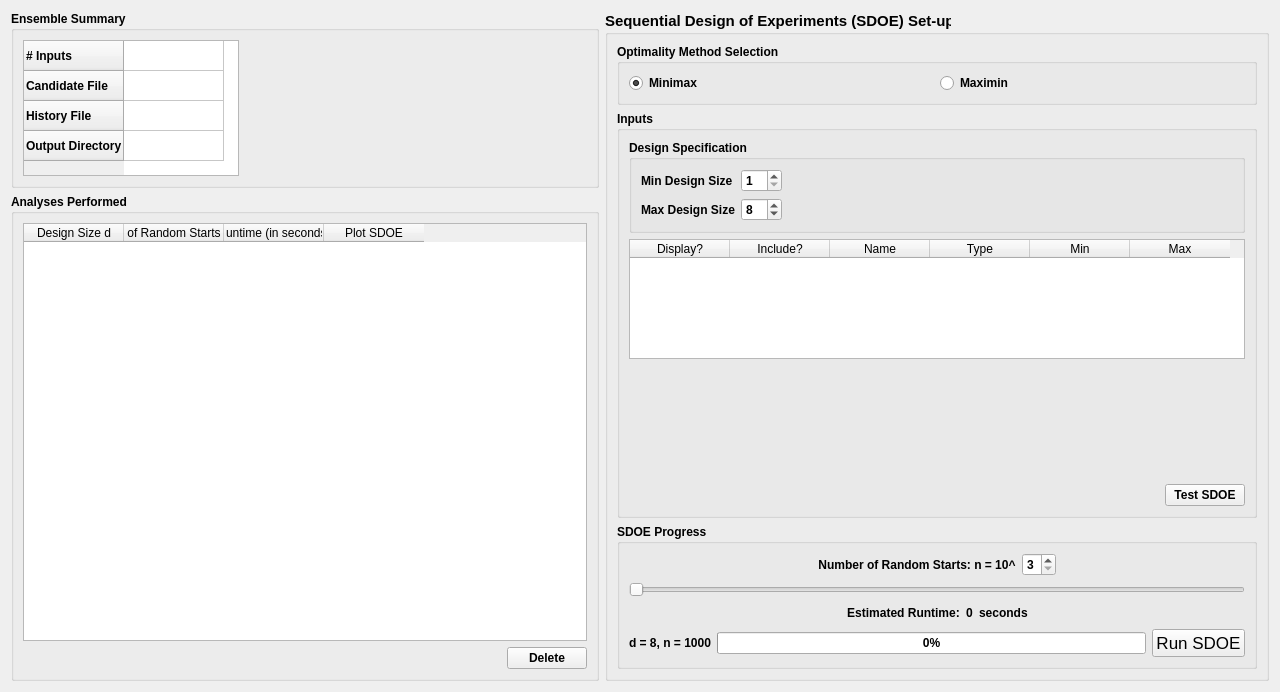
CCSI-Toolset/FOQUS, file foqus_lib/gui/sdoe/sdoeAnalysisDialog_UI.ui: the form before one commit.
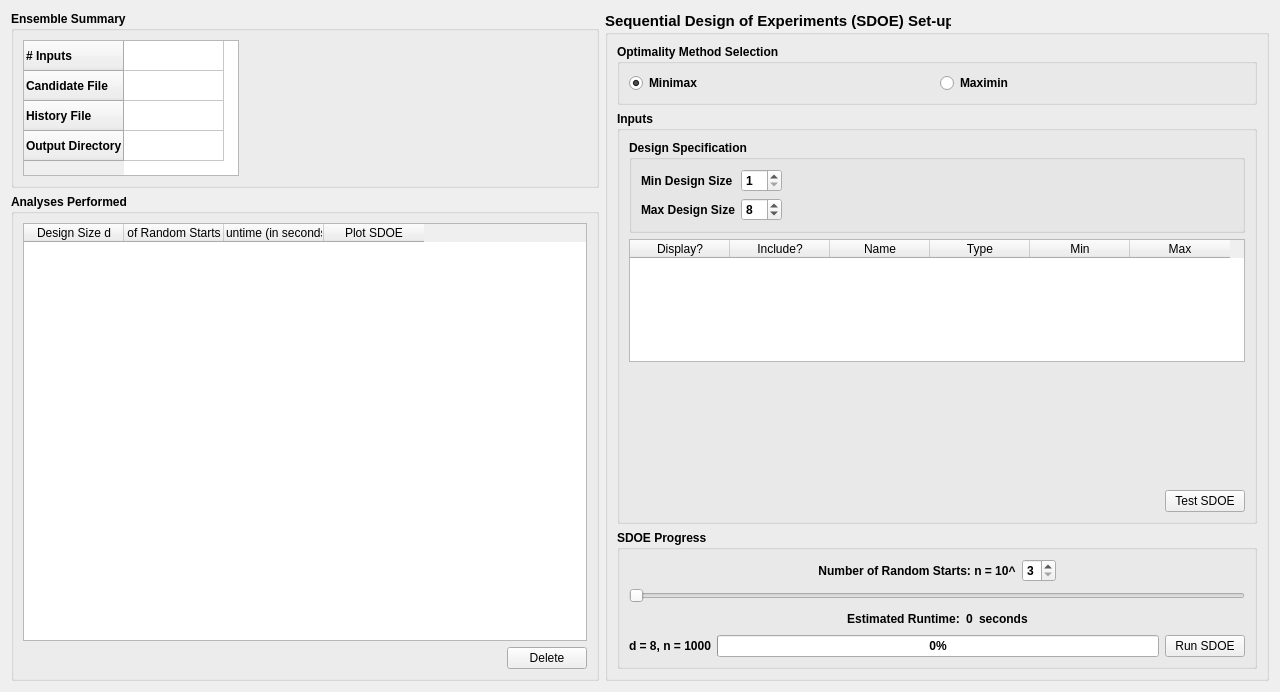
The form after the commit.

```diff
--- a/foqus_lib/gui/sdoe/sdoeAnalysisDialog_UI.ui
+++ b/foqus_lib/gui/sdoe/sdoeAnalysisDialog_UI.ui
@@ -327,6 +327,12 @@
            </item>
            <item>
             <widget class="QPushButton" name="testSdoeButton">
+             <property name="font">
+              <font>
+               <weight>50</weight>
+               <bold>false</bold>
+              </font>
+             </property>
              <property name="text">
               <string>Test SDOE</string>
              </property>
@@ -508,7 +514,7 @@
             <widget class="QPushButton" name="runSdoeButton">
              <property name="font">
               <font>
-               <pointsize>13</pointsize>
+               <pointsize>9</pointsize>
                <weight>50</weight>
                <bold>false</bold>
               </font>
@@ -543,6 +549,12 @@
      <layout class="QGridLayout" name="gridLayout_3">
       <item row="1" column="1">
        <widget class="QPushButton" name="deleteAnalysisButton">
+        <property name="font">
+         <font>
+          <weight>50</weight>
+          <bold>false</bold>
+         </font>
+        </property>
         <property name="text">
          <string>Delete</string>
         </property>
```
